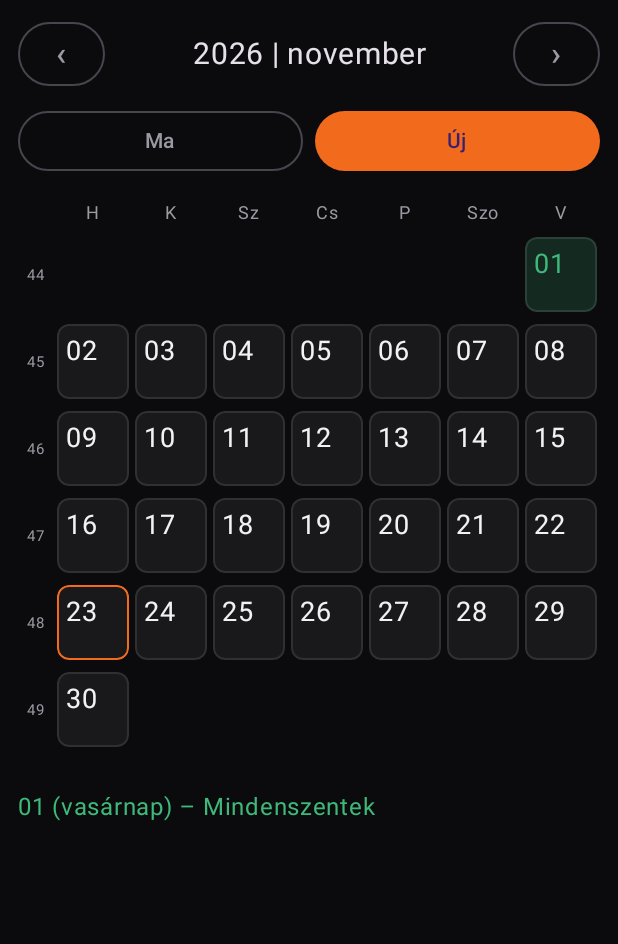
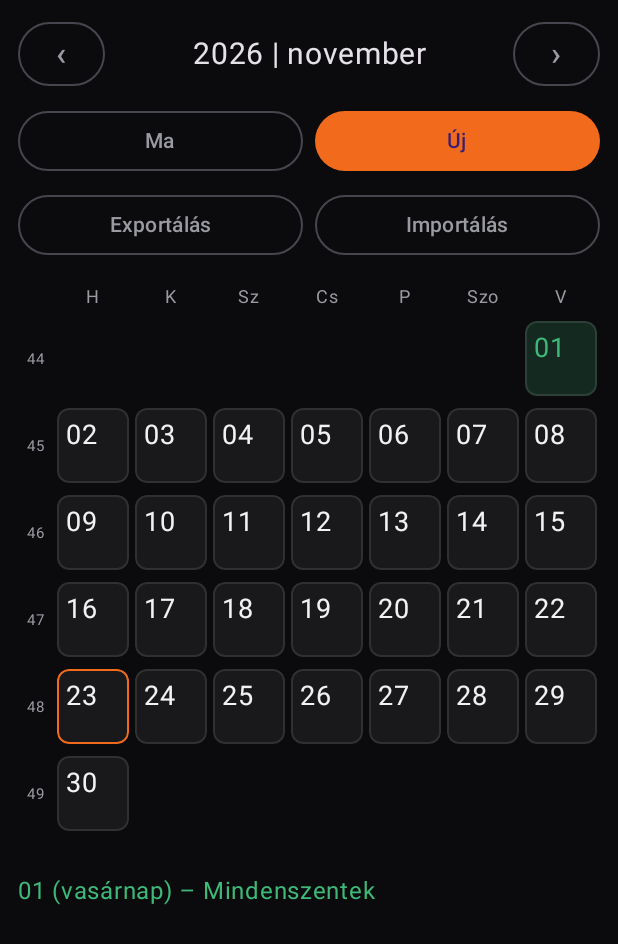
Before and after one commit to kalmar-imre-ai/naptar, an Android app built with Jetpack Compose: the screen it shows after launch (MainActivity), on a phone screen of 412 x 824 dp. Shown: the top 944 px of the screen. Run offline under Robolectric (Android 15) with nearby library versions, the phone set to English and light mode, and no system bars.

Commit message:
Implement export/import functionality for entries
Added functionality for exporting and importing entries using JSON format. Implemented confirmation dialogs for import actions.

```diff
--- a/app/src/main/java/com/kalmarimre/naptar/CalendarScreen.kt
+++ b/app/src/main/java/com/kalmarimre/naptar/CalendarScreen.kt
@@ -1,5 +1,7 @@
 package com.kalmarimre.naptar
 
+import androidx.activity.compose.rememberLauncherForActivityResult
+import androidx.activity.result.contract.ActivityResultContracts
 import androidx.compose.foundation.background
 import androidx.compose.foundation.border
 import androidx.compose.foundation.clickable
@@ -8,10 +10,12 @@ import androidx.compose.foundation.rememberScrollState
 import androidx.compose.foundation.shape.CircleShape
 import androidx.compose.foundation.shape.RoundedCornerShape
 import androidx.compose.foundation.verticalScroll
+import androidx.compose.material3.AlertDialog
 import androidx.compose.material3.Button
 import androidx.compose.material3.MaterialTheme
 import androidx.compose.material3.OutlinedButton
 import androidx.compose.material3.Text
+import androidx.compose.material3.TextButton
 import androidx.compose.runtime.Composable
 import androidx.compose.runtime.getValue
 import androidx.compose.runtime.mutableStateOf
@@ -58,6 +62,41 @@ fun CalendarScreen() {
     var showDialog by remember { mutableStateOf(false) }
     var editing by remember { mutableStateOf<Entry?>(null) }
     var dialogDate by remember { mutableStateOf(LocalDate.now()) }
+    var message by remember { mutableStateOf<String?>(null) }
+    var pendingImport by remember { mutableStateOf<List<Entry>?>(null) }
+
+    val exportLauncher = rememberLauncherForActivityResult(
+        ActivityResultContracts.CreateDocument("application/json")
+    ) { uri ->
+        if (uri != null) {
+            runCatching {
+                context.contentResolver.openOutputStream(uri)?.use { out ->
+                    out.write(Backup.toJson(entries).toByteArray(Charsets.UTF_8))
+                }
+            }.onSuccess {
+                message = "Mentés elkészült (${entries.size} bejegyzés)."
+            }.onFailure {
+                message = "Az exportálás nem sikerült."
+            }
+        }
+    }
+
+    val importLauncher = rememberLauncherForActivityResult(
+        ActivityResultContracts.OpenDocument()
+    ) { uri ->
+        if (uri != null) {
+            runCatching {
+                val text = context.contentResolver.openInputStream(uri)
+                    ?.bufferedReader()?.use { it.readText() }
+                    ?: throw IllegalArgumentException("A fájl nem olvasható.")
+                Backup.fromJson(text)
+            }.onSuccess {
+                pendingImport = it
+            }.onFailure {
+                message = it.message ?: "Az importálás nem sikerült."
+            }
+        }
+    }
 
     val today = LocalDate.now()
     val holidays = remember(month.year) { Holidays.forYear(month.year) }
@@ -101,6 +140,42 @@ fun CalendarScreen() {
         )
     }
 
+    // Üzenet panel (export/import eredménye vagy hiba)
+    message?.let { text ->
+        AlertDialog(
+            onDismissRequest = { message = null },
+            text = { Text(text) },
+            confirmButton = {
+                TextButton(onClick = { message = null }) { Text("OK") }
+            }
+        )
+    }
+
+    // Importálás megerősítése
+    pendingImport?.let { incoming ->
+        AlertDialog(
+            onDismissRequest = { pendingImport = null },
+            title = { Text("Importálás") },
+            text = {
+                Text(
+                    "Importálod a ${incoming.size} bejegyzést? " +
+                    "Az azonos azonosítójú bejegyzések felülíródnak, a többi megmarad."
+                )
+            },
+            confirmButton = {
+                TextButton(onClick = {
+                    entries = Backup.merge(entries, incoming)
+                    EntryStore.save(context, entries)
+                    pendingImport = null
+                    message = "${incoming.size} bejegyzés importálva."
+                }) { Text("Importálás") }
+            },
+            dismissButton = {
+                TextButton(onClick = { pendingImport = null }) { Text("Mégse") }
+            }
+        )
+    }
+
     Column(
         Modifier
             .fillMaxSize()
@@ -139,6 +214,25 @@ fun CalendarScreen() {
                 modifier = Modifier.weight(1f)
             ) {
                 Text("Új")
+            }
+        }
+
+        // Exportálás és Importálás, azonos szélességben
+        Row(
+            modifier = Modifier.fillMaxWidth().padding(top = 8.dp),
+            horizontalArrangement = Arrangement.spacedBy(8.dp)
+        ) {
+            OutlinedButton(
+                onClick = { exportLauncher.launch("naptar-mentes-${LocalDate.now()}.json") },
+                modifier = Modifier.weight(1f)
+            ) {
+                Text("Exportálás")
+            }
+            OutlinedButton(
+                onClick = { importLauncher.launch(arrayOf("*/*")) },
+                modifier = Modifier.weight(1f)
+            ) {
+                Text("Importálás")
             }
         }
 
```
